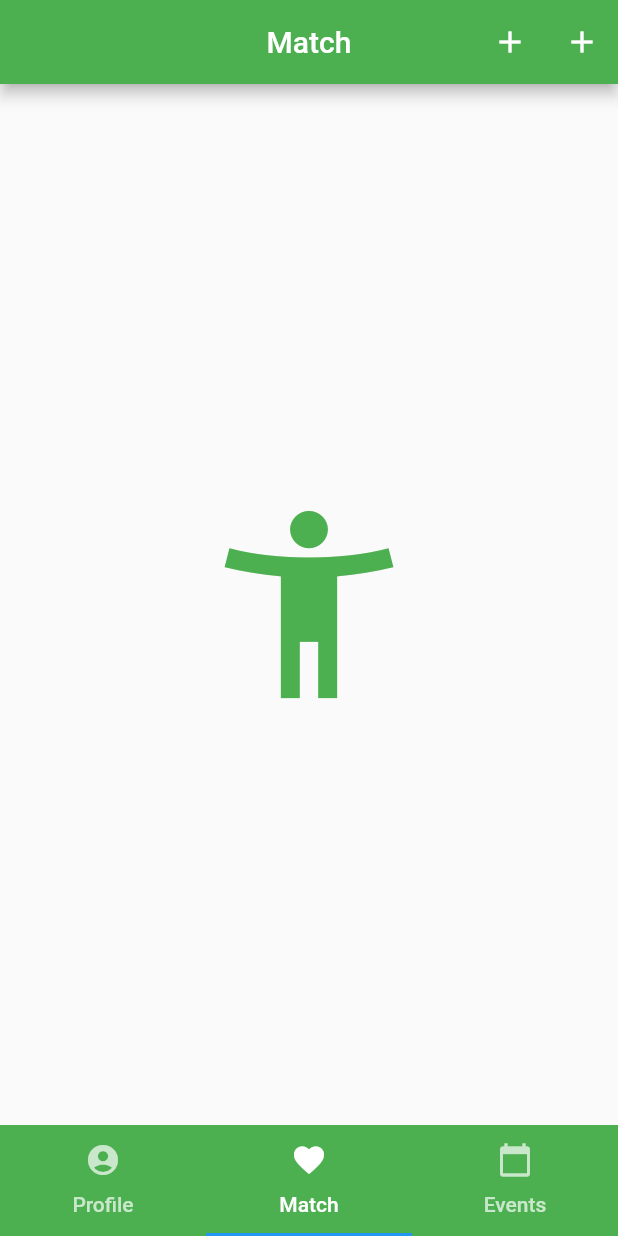
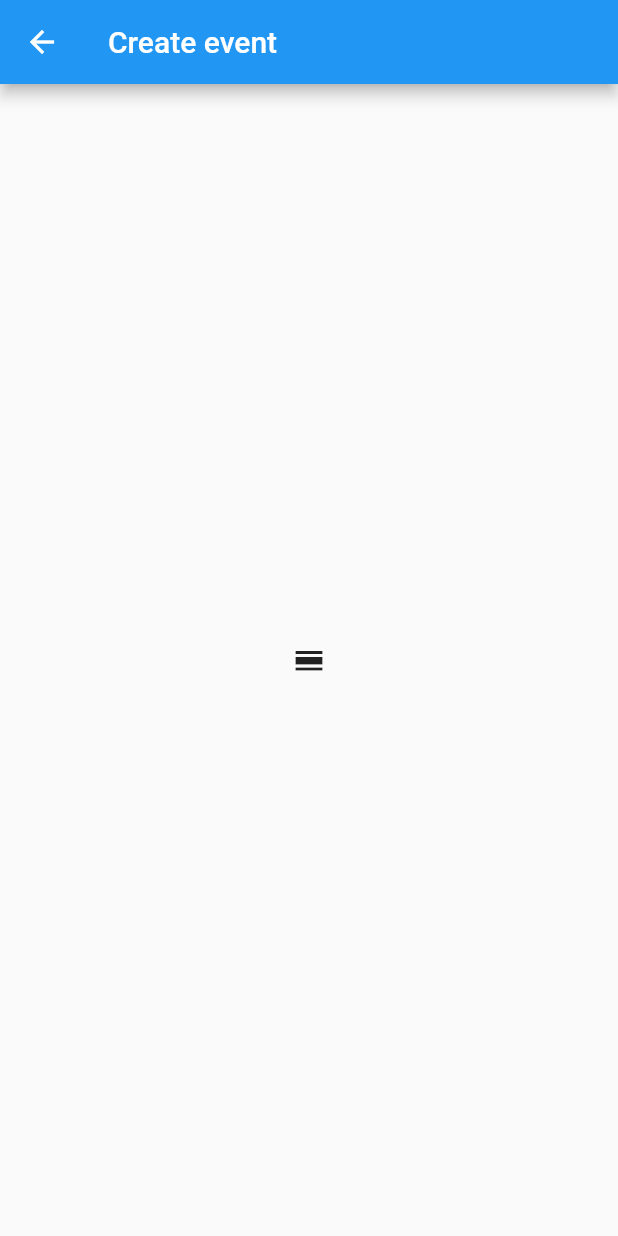
Before and after one commit to jonarvids/CIU196, a Flutter app: the screen it shows after launch, item 2 of the bottom bar chosen, after a tap on the "add" icon, on a phone screen of 412 x 824 dp. Run offline on Flutter 3.47's test engine with Material 2 defaults, Android fonts, the phone set to English and light mode, and no system bars.

Commit message:
Added views for edit profile and create event

```diff
--- a/libraryapp/lib/created.dart
+++ b/libraryapp/lib/created.dart
@@ -6,9 +6,9 @@ class Created extends StatelessWidget  {
     return new Container(
       child: new Center(
         child: new Icon(
-          Icons.arrow_downward,
+          Icons.face,
           size: 150.0,
-          color: Colors.green
+          color: Colors.black
         )
       )
     );
--- a/libraryapp/lib/main.dart
+++ b/libraryapp/lib/main.dart
@@ -2,9 +2,13 @@ import 'package:flutter/material.dart';
 import './profile.dart' as first;
 import './matches.dart' as second;
 import './events.dart' as third;
+import './edit_profile.dart' as edit_profile;
 
 void main() {
-  runApp(new MaterialApp(home: new Tabs()));
+  runApp(new MaterialApp(home: new Tabs(), routes: <String, WidgetBuilder>{
+    '/edit_profile': (BuildContext context) =>
+        new edit_profile.EditProfile(title: "Edit profile")
+  }));
 }
 
 class Tabs extends StatefulWidget {
@@ -39,43 +43,7 @@ class TabsState extends State<Tabs> with SingleTickerProviderStateMixin {
   @override
   Widget build(BuildContext context) {
     return new Scaffold(
-        appBar: new AppBar(
-          centerTitle: true,
-          title: new Text(
-            choice.title,
-          ),
-          backgroundColor: Colors.green,
-          actions: <Widget>[
-            new IconButton(
-                icon: new Icon(Icons.add),
-                onPressed: () {
-                  Scaffold.of(context).showSnackBar(
-                        new SnackBar(
-                          content: new Text("Added to favorite"),
-                          action: new SnackBarAction(
-                            label: "UNDO",
-                            onPressed: () =>
-                                Scaffold.of(context).hideCurrentSnackBar(),
-                          ),
-                        ),
-                      );
-                }),
-            new IconButton(
-                icon: new Icon(Icons.add),
-                onPressed: () {
-                  Scaffold.of(context).showSnackBar(
-                        new SnackBar(
-                          content: new Text("Added to favorite"),
-                          action: new SnackBarAction(
-                            label: "UNDO",
-                            onPressed: () =>
-                                Scaffold.of(context).hideCurrentSnackBar(),
-                          ),
-                        ),
-                      );
-                }),
-          ],
-        ),
+        appBar: buildBody(context),
         bottomNavigationBar: new Material(
             color: Colors.green,
             child: new TabBar(controller: controller, tabs: <Tab>[
@@ -88,6 +56,46 @@ class TabsState extends State<Tabs> with SingleTickerProviderStateMixin {
           new second.Matches(),
           new third.Events()
         ]));
+  }
+
+  Widget buildBody(BuildContext context) {
+    return new AppBar(
+      centerTitle: true,
+      title: new Text(
+        choice.title,
+      ),
+      backgroundColor: Colors.green,
+      actions: <Widget>[
+        new IconButton(
+            icon: new Icon(Icons.edit),
+            onPressed: () {
+              Navigator.of(context).push(new MaterialPageRoute<Null>(
+                builder: (BuildContext context) {
+                  return new Scaffold(
+                    appBar: new AppBar(title: new Text('Edit profile')),
+                    body: new Center(
+                      child: new Icon(Icons.face),
+                    ),
+                  );
+                },
+              ));
+            }),
+        new IconButton(
+            icon: new Icon(Icons.add),
+            onPressed: () {
+              Navigator.of(context).push(new MaterialPageRoute<Null>(
+                builder: (BuildContext context) {
+                  return new Scaffold(
+                    appBar: new AppBar(title: new Text('Create event')),
+                    body: new Center(
+                      child: new Icon(Icons.calendar_view_day),
+                    ),
+                  );
+                },
+              ));
+            }),
+      ],
+    );
   }
 }
 
```
Also changed, not shown: libraryapp/lib/edit_profile.dart (added).
